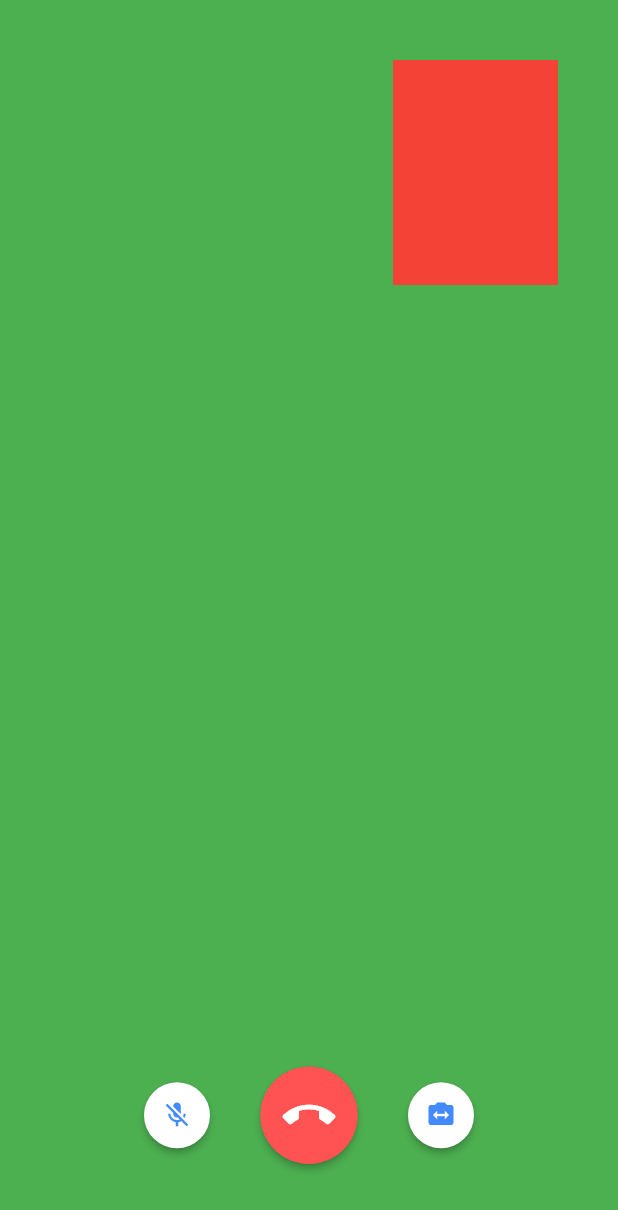
After one commit to jishaofeng89/agora_flutter_demo, a Flutter app: the Lession2Page screen opened directly, on a phone screen of 412 x 824 dp. The commit adds this screen. Shown: the top 1210 px of the screen. Run offline on Flutter 3.47's test engine with Material 2 defaults, Android fonts, the phone set to English and light mode, and no system bars; our stand-ins replace fluttertoast, permission_handler; missing offline and left inert: agora_rtc_engine.

Commit message:
开始第2步

```diff
--- a/lib/home.dart
+++ b/lib/home.dart
@@ -1,4 +1,5 @@
 import 'package:agora_flutter_demo/pages/lesson1.dart';
+import 'package:agora_flutter_demo/pages/lesson2.dart';
 import 'package:flutter/material.dart';
 
 class HomePage extends StatefulWidget {
@@ -10,9 +11,9 @@ class HomePage extends StatefulWidget {
 
 class _HomePageState extends State<HomePage> {
 
-  final List lessons = [Lession1Page()];
+  final List lessons = [Lession1Page(), Lession2Page()];
 
-  final List lessonsTitle = ['1.布局'];
+  final List lessonsTitle = ['1.布局', '2.声网视频通话接入'];
 
   @override
   Widget build(BuildContext context) {
--- /dev/null
+++ b/lib/pages/lesson2.dart
@@ -0,0 +1,112 @@
+import 'package:flutter/material.dart';
+
+class Lession2Page extends StatefulWidget {
+  Lession2Page({Key key}) : super(key: key);
+
+  @override
+  _Lession2PageState createState() => _Lession2PageState();
+}
+
+class _Lession2PageState extends State<Lession2Page> {
+
+  // 最里面的通话的视图
+  Widget _viewRows() {
+    return Container(
+      color: Colors.green,
+    );
+  }
+
+  // 右上角通话的小窗口
+  Widget _smallWindow() {
+    // GestureDetector跟随child大小
+    return GestureDetector(
+      onDoubleTap: () {},
+      onTap: () {},
+      child: Align(
+        alignment: Alignment.topRight,
+        child: Container(
+          color: Colors.red,
+          width: 110,
+          height: 150,
+          margin: EdgeInsets.only(top: 40, right: 40),
+        ),
+      ),
+    );
+  }
+
+  // 消息列表
+  Widget _panel() {
+    return Container();
+  }
+
+  // 挂断，静音等工具栏
+  Widget _toolbar() {
+    return Container(
+      alignment: Alignment.bottomCenter,
+      // 距离底部的距离
+      padding: EdgeInsets.only(bottom: 48),
+      child: Row(
+        mainAxisAlignment: MainAxisAlignment.center,
+        children: <Widget>[
+          RawMaterialButton(
+            onPressed: () {},
+            child: Icon(
+              Icons.mic_off,
+              color: Colors.blueAccent,
+              size: 20,
+            ),
+            shape: CircleBorder(),
+            elevation: 2,
+            fillColor: Colors.white,
+            // 在这个圆形的形状里面相当于直径
+            padding: EdgeInsets.all(12),
+          ),
+          RawMaterialButton(
+            onPressed: () {
+              Navigator.of(context).pop();
+            },
+            child: Icon(
+              Icons.call_end,
+              color: Colors.white,
+              size: 35,
+            ),
+            shape: CircleBorder(),
+            elevation: 2.0,
+            fillColor: Colors.redAccent,
+            padding: EdgeInsets.all(15),
+          ),
+          RawMaterialButton(
+            onPressed: () {},
+            child: Icon(
+              Icons.switch_camera,
+              color: Colors.blueAccent,
+              size: 20,
+            ),
+            shape: CircleBorder(),
+            elevation: 2,
+            fillColor: Colors.white,
+            padding: EdgeInsets.all(12),
+          ),
+        ],
+      ),
+    );
+  }
+
+  @override
+  Widget build(BuildContext context) {
+    return Scaffold(
+      // appBar: AppBar(
+      //   title: Text('1.布局'),
+      // ),
+      body: Center(
+        child: Stack(
+          children: <Widget>[
+            _viewRows(),
+            _smallWindow(),
+            _toolbar(),
+          ],
+        ),
+      ),
+    );
+  }
+}
```
